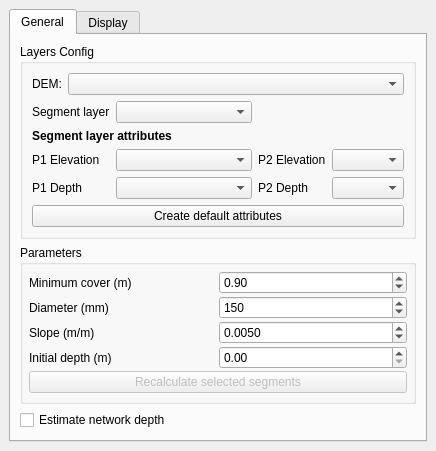
First picture: the form in sewerage_depth_estimator_dockwidget_base.ui, repository leonazareth/sewerage_depth_estimator, before the edit.
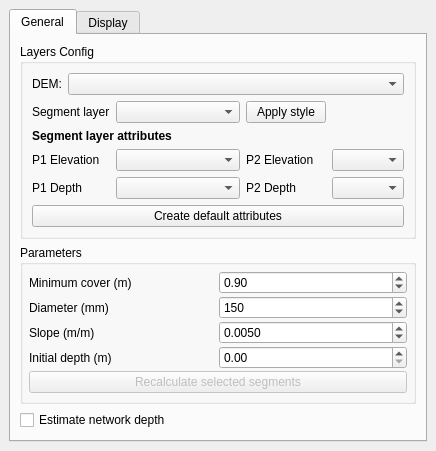
Second picture: the form after the edit.

Commit message: feat: include a button to apply the default segment style with depth on initial and final vertex

Patch:
```diff
--- a/sewerage_depth_estimator_dockwidget_base.ui
+++ b/sewerage_depth_estimator_dockwidget_base.ui
@@ -74,8 +74,21 @@
                 </property>
                </widget>
               </item>
+              <item row="0" column="2">
+               <widget class="QPushButton" name="btnApplyStyle">
+                <property name="text">
+                 <string>Apply style</string>
+                </property>
+                <property name="toolTip">
+                 <string>Apply default sewerage style to the selected segment layer</string>
+                </property>
+                <property name="maximumWidth">
+                 <number>80</number>
+                </property>
+               </widget>
+              </item>
               <!-- Subtitle for attributes to keep labels compact -->
-              <item row="1" column="0" colspan="4">
+              <item row="1" column="0" colspan="3">
                <widget class="QLabel" name="lblSegmentAttrsTitle">
                 <property name="text">
                  <string>&lt;b&gt;Segment layer attributes&lt;/b&gt;</string>
```
The commit also changes 3 other files.
